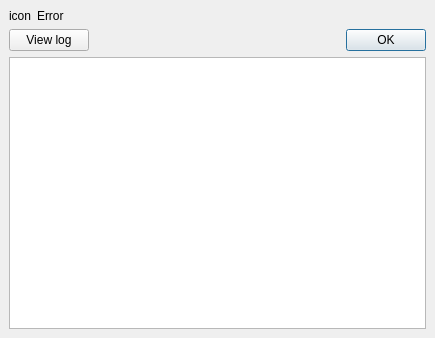
First picture: the form in src/errordialog.ui, repository wilbert2000/wzplayer, before the edit.
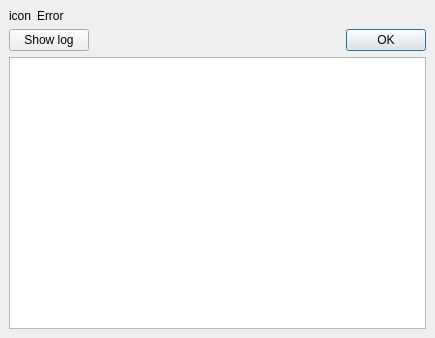
Second picture: the form after the edit. Icons and pictures are not drawn.

Commit message: View log=>Show log

What changed in the file:
```diff
--- a/src/errordialog.ui
+++ b/src/errordialog.ui
@@ -78,7 +78,7 @@
      <item>
       <widget class="QPushButton" name="viewlog_button" >
        <property name="text" >
-        <string>View log</string>
+        <string>Show log</string>
        </property>
        <property name="checkable" >
         <bool>true</bool>
```
The commit also changes 28 other files.
